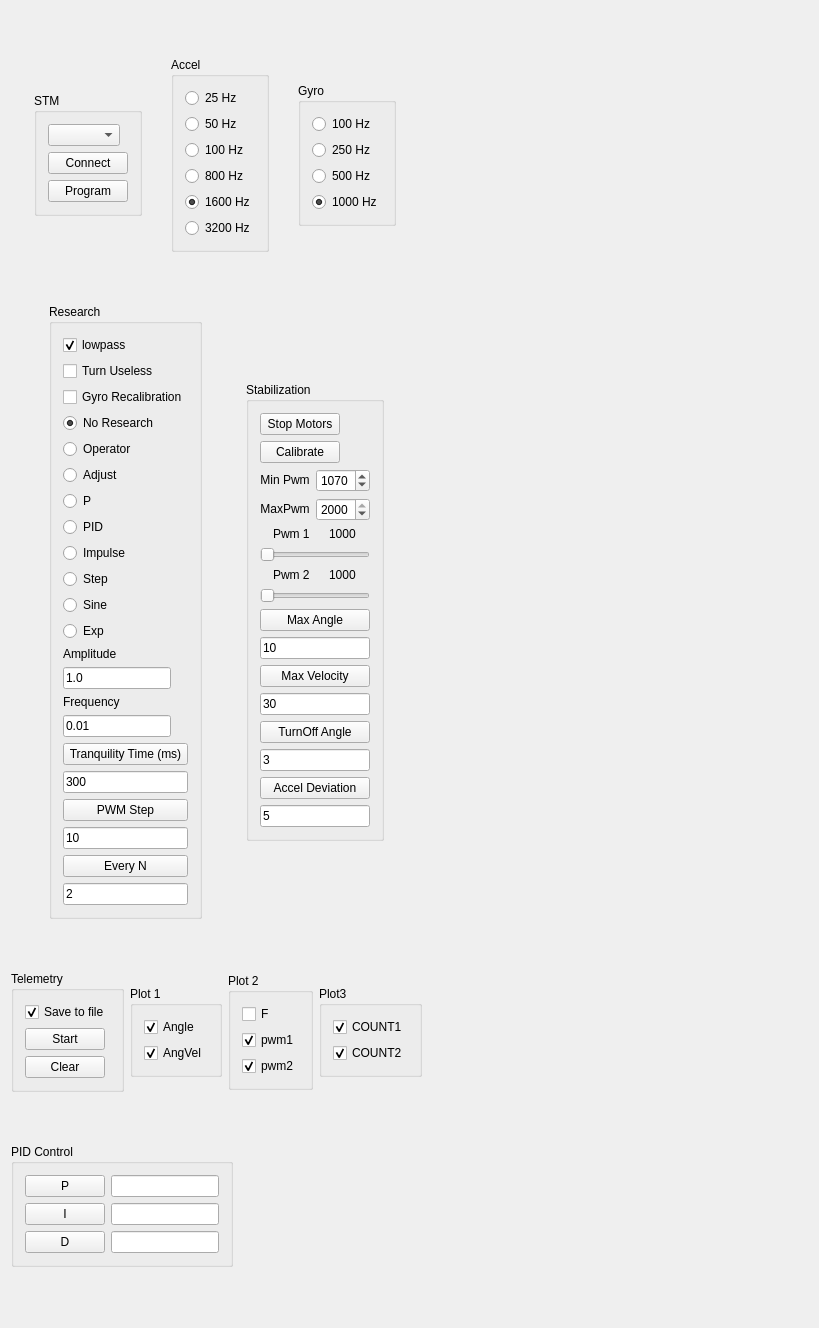
Old version of the form Logger/BoardConsole/BoardConsole/boardconsole.ui in the repository VlagaPalych/Stable.
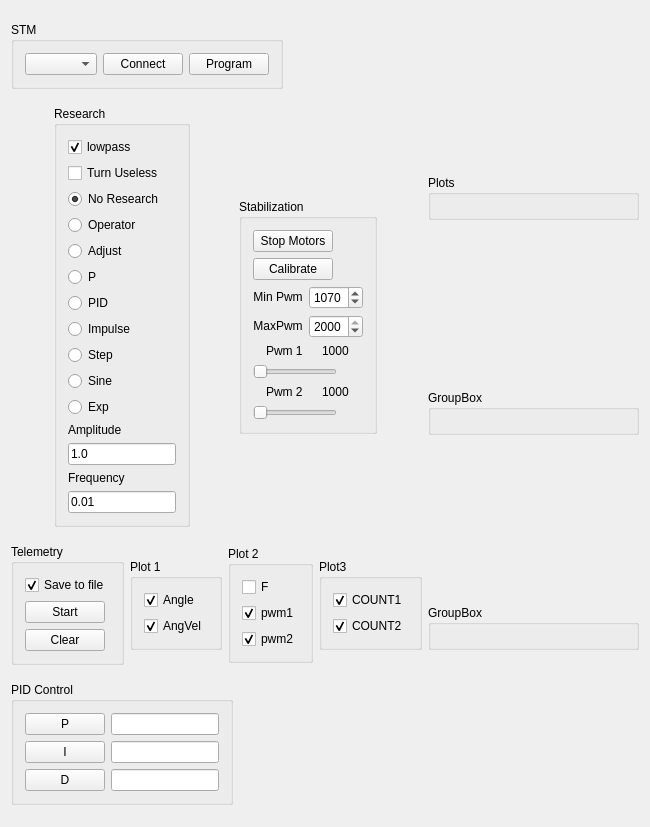
New version of the form. Custom widgets are drawn as their Qt base class.

```diff
--- a/Logger/BoardConsole/BoardConsole/boardconsole.ui
+++ b/Logger/BoardConsole/BoardConsole/boardconsole.ui
@@ -6,185 +6,69 @@
    <rect>
     <x>0</x>
     <y>0</y>
-    <width>819</width>
-    <height>1328</height>
+    <width>650</width>
+    <height>827</height>
    </rect>
   </property>
   <property name="windowTitle">
    <string>BoardConsole</string>
   </property>
-  <layout class="QHBoxLayout" name="horizontalLayout_3">
+  <layout class="QHBoxLayout" name="horizontalLayout_6">
    <item>
     <layout class="QVBoxLayout" name="verticalLayout_12">
      <item>
-      <layout class="QHBoxLayout" name="horizontalLayout">
-       <item>
-        <widget class="QGroupBox" name="connectGroupBox">
-         <property name="sizePolicy">
-          <sizepolicy hsizetype="Fixed" vsizetype="Fixed">
-           <horstretch>0</horstretch>
-           <verstretch>0</verstretch>
-          </sizepolicy>
-         </property>
-         <property name="title">
-          <string>STM</string>
-         </property>
-         <layout class="QVBoxLayout" name="verticalLayout">
-          <item>
-           <widget class="QComboBox" name="serialComboBox">
-            <property name="sizePolicy">
-             <sizepolicy hsizetype="Fixed" vsizetype="Fixed">
-              <horstretch>0</horstretch>
-              <verstretch>0</verstretch>
-             </sizepolicy>
-            </property>
-           </widget>
-          </item>
-          <item>
-           <widget class="QPushButton" name="connectButton">
-            <property name="sizePolicy">
-             <sizepolicy hsizetype="Fixed" vsizetype="Fixed">
-              <horstretch>0</horstretch>
-              <verstretch>0</verstretch>
-             </sizepolicy>
-            </property>
-            <property name="text">
-             <string>Connect</string>
-            </property>
-           </widget>
-          </item>
-          <item>
-           <widget class="QPushButton" name="programButton">
-            <property name="text">
-             <string>Program</string>
-            </property>
-           </widget>
-          </item>
-         </layout>
-        </widget>
-       </item>
-       <item>
-        <widget class="QGroupBox" name="accelgroupBox">
-         <property name="sizePolicy">
-          <sizepolicy hsizetype="Fixed" vsizetype="Fixed">
-           <horstretch>0</horstretch>
-           <verstretch>0</verstretch>
-          </sizepolicy>
-         </property>
-         <property name="title">
-          <string>Accel</string>
-         </property>
-         <layout class="QVBoxLayout" name="verticalLayout_6">
-          <item>
-           <widget class="QRadioButton" name="HZ25RadioButton">
-            <property name="text">
-             <string>25 Hz</string>
-            </property>
-           </widget>
-          </item>
-          <item>
-           <widget class="QRadioButton" name="HZ50RadioButton">
-            <property name="text">
-             <string>50 Hz</string>
-            </property>
-           </widget>
-          </item>
-          <item>
-           <widget class="QRadioButton" name="HZ100RadioButton">
-            <property name="text">
-             <string>100 Hz</string>
-            </property>
-            <property name="checked">
-             <bool>false</bool>
-            </property>
-           </widget>
-          </item>
-          <item>
-           <widget class="QRadioButton" name="HZ800RadioButton">
-            <property name="text">
-             <string>800 Hz</string>
-            </property>
-            <property name="checked">
-             <bool>false</bool>
-            </property>
-           </widget>
-          </item>
-          <item>
-           <widget class="QRadioButton" name="HZ1600RadioButton">
-            <property name="text">
-             <string>1600 Hz</string>
-            </property>
-            <property name="checked">
-             <bool>true</bool>
-            </property>
-           </widget>
-          </item>
-          <item>
-           <widget class="QRadioButton" name="HZ3200RadioButton">
-            <property name="text">
-             <string>3200 Hz</string>
-            </property>
-           </widget>
-          </item>
-         </layout>
-        </widget>
-       </item>
-       <item>
-        <widget class="QGroupBox" name="groupBox_4">
-         <property name="sizePolicy">
-          <sizepolicy hsizetype="Fixed" vsizetype="Fixed">
-           <horstretch>0</horstretch>
-           <verstretch>0</verstretch>
-          </sizepolicy>
-         </property>
-         <property name="title">
-          <string>Gyro</string>
-         </property>
-         <layout class="QVBoxLayout" name="verticalLayout_10">
-          <item>
-           <widget class="QRadioButton" name="gyroHZ100RadioButton">
-            <property name="text">
-             <string>100 Hz</string>
-            </property>
-            <property name="checked">
-             <bool>false</bool>
-            </property>
-           </widget>
-          </item>
-          <item>
-           <widget class="QRadioButton" name="gyroHZ250RadioButton">
-            <property name="text">
-             <string>250 Hz</string>
-            </property>
-           </widget>
-          </item>
-          <item>
-           <widget class="QRadioButton" name="gyroHZ500RadioButton">
-            <property name="text">
-             <string>500 Hz</string>
-            </property>
-            <property name="checked">
-             <bool>false</bool>
-            </property>
-           </widget>
-          </item>
-          <item>
-           <widget class="QRadioButton" name="gyroHZ1000RadioButton">
-            <property name="text">
-             <string>1000 Hz</string>
-            </property>
-            <property name="checked">
-             <bool>true</bool>
-            </property>
-           </widget>
-          </item>
-         </layout>
-        </widget>
-       </item>
-      </layout>
+      <widget class="QGroupBox" name="connectGroupBox">
+       <property name="sizePolicy">
+        <sizepolicy hsizetype="Fixed" vsizetype="Fixed">
+         <horstretch>0</horstretch>
+         <verstretch>0</verstretch>
+        </sizepolicy>
+       </property>
+       <property name="title">
+        <string>STM</string>
+       </property>
+       <layout class="QHBoxLayout" name="horizontalLayout">
+        <item>
+         <widget class="QComboBox" name="serialComboBox">
+          <property name="sizePolicy">
+           <sizepolicy hsizetype="Fixed" vsizetype="Fixed">
+            <horstretch>0</horstretch>
+            <verstretch>0</verstretch>
+           </sizepolicy>
+          </property>
+         </widget>
+        </item>
+        <item>
+         <widget class="QPushButton" name="connectButton">
+          <property name="sizePolicy">
+           <sizepolicy hsizetype="Fixed" vsizetype="Fixed">
+            <horstretch>0</horstretch>
+            <verstretch>0</verstretch>
+           </sizepolicy>
+          </property>
+          <property name="text">
+           <string>Connect</string>
+          </property>
+         </widget>
+        </item>
+        <item>
+         <widget class="QPushButton" name="programButton">
+          <property name="sizePolicy">
+           <sizepolicy hsizetype="Fixed" vsizetype="Fixed">
+            <horstretch>0</horstretch>
+            <verstretch>0</verstretch>
+           </sizepolicy>
+          </property>
+          <property name="text">
+           <string>Program</string>
+          </property>
+         </widget>
+        </item>
+       </layout>
+      </widget>
      </item>
      <item>
-      <layout class="QHBoxLayout" name="horizontalLayout_6">
+      <layout class="QHBoxLayout" name="horizontalLayout_3">
        <item>
         <widget class="QGroupBox" name="researchGroupBox">
          <property name="sizePolicy">
@@ -199,6 +83,12 @@
          <layout class="QVBoxLayout" name="verticalLayout_4">
           <item>
            <widget class="QCheckBox" name="lowpassFilterCheckBox">
+            <property name="sizePolicy">
+             <sizepolicy hsizetype="Fixed" vsizetype="Fixed">
+              <horstretch>0</horstretch>
+              <verstretch>0</verstretch>
+             </sizepolicy>
+            </property>
             <property name="text">
              <string>lowpass</string>
             </property>
@@ -209,20 +99,25 @@
           </item>
           <item>
            <widget class="QCheckBox" name="turnUselessCheckBox">
+            <property name="sizePolicy">
+             <sizepolicy hsizetype="Fixed" vsizetype="Fixed">
+              <horstretch>0</horstretch>
+              <verstretch>0</verstretch>
+             </sizepolicy>
+            </property>
             <property name="text">
              <string>Turn Useless</string>
             </property>
            </widget>
           </item>
-          <item>
-           <widget class="QCheckBox" name="gyroRecalibrationCheckBox">
-            <property name="text">
-             <string>Gyro Recalibration</string>
-            </property>
-           </widget>
-          </item>
           <item>
            <widget class="QRadioButton" name="noResearchRadioButton">
+            <property name="sizePolicy">
+             <sizepolicy hsizetype="Fixed" vsizetype="Fixed">
+              <horstretch>0</horstretch>
+              <verstretch>0</verstretch>
+             </sizepolicy>
+            </property>
             <property name="text">
              <string>No Research</string>
             </property>
@@ -233,6 +128,12 @@
           </item>
           <item>
            <widget class="QRadioButton" name="operatorRadioButton">
+            <property name="sizePolicy">
+             <sizepolicy hsizetype="Fixed" vsizetype="Fixed">
+              <horstretch>0</horstretch>
+              <verstretch>0</verstretch>
+             </sizepolicy>
+            </property>
             <property name="text">
              <string>Operator</string>
             </property>
@@ -240,6 +141,12 @@
           </item>
           <item>
            <widget class="QRadioButton" name="adjustRadioButton">
+            <property name="sizePolicy">
+             <sizepolicy hsizetype="Fixed" vsizetype="Fixed">
+              <horstretch>0</horstretch>
+              <verstretch>0</verstretch>
+             </sizepolicy>
+            </property>
             <property name="text">
              <string>Adjust</string>
             </property>
@@ -247,6 +154,12 @@
           </item>
           <item>
            <widget class="QRadioButton" name="simpleRadioButton">
+            <property name="sizePolicy">
+             <sizepolicy hsizetype="Fixed" vsizetype="Fixed">
+              <horstretch>0</horstretch>
+              <verstretch>0</verstretch>
+             </sizepolicy>
+            </property>
             <property name="text">
              <string>P</string>
             </property>
@@ -254,6 +167,12 @@
           </item>
           <item>
            <widget class="QRadioButton" name="pidRadioButton">
+            <property name="sizePolicy">
+             <sizepolicy hsizetype="Fixed" vsizetype="Fixed">
+              <horstretch>0</horstretch>
+              <verstretch>0</verstretch>
+             </sizepolicy>
+            </property>
             <property name="text">
              <string>PID</string>
             </property>
@@ -261,6 +180,12 @@
           </item>
           <item>
            <widget class="QRadioButton" name="impulseRadioButton">
+            <property name="sizePolicy">
+             <sizepolicy hsizetype="Fixed" vsizetype="Fixed">
+              <horstretch>0</horstretch>
+              <verstretch>0</verstretch>
+             </sizepolicy>
+            </property>
             <property name="text">
              <string>Impulse</string>
             </property>
@@ -268,6 +193,12 @@
           </item>
           <item>
            <widget class="QRadioButton" name="stepRadioButton">
+            <property name="sizePolicy">
+             <sizepolicy hsizetype="Fixed" vsizetype="Fixed">
+              <horstretch>0</horstretch>
+              <verstretch>0</verstretch>
+             </sizepolicy>
+            </property>
             <property name="text">
              <string>Step</string>
             </property>
@@ -275,6 +206,12 @@
           </item>
           <item>
            <widget class="QRadioButton" name="sineRadioButton">
+            <property name="sizePolicy">
+             <sizepolicy hsizetype="Fixed" vsizetype="Fixed">
+              <horstretch>0</horstretch>
+              <verstretch>0</verstretch>
+             </sizepolicy>
+            </property>
             <property name="text">
              <string>Sine</string>
             </property>
@@ -282,6 +219,12 @@
           </item>
           <item>
            <widget class="QRadioButton" name="expRadioButton">
+            <property name="sizePolicy">
+             <sizepolicy hsizetype="Fixed" vsizetype="Fixed">
+              <horstretch>0</horstretch>
+              <verstretch>0</verstretch>
+             </sizepolicy>
+            </property>
             <property name="text">
              <string>Exp</string>
             </property>
@@ -339,48 +282,6 @@
             </property>
            </widget>
           </item>
-          <item>
-           <widget class="QPushButton" name="tranquilityButton">
-            <property name="text">
-             <string>Tranquility Time (ms)</string>
-            </property>
-           </widget>
-          </item>
-          <item>
-           <widget class="QLineEdit" name="tranquilityLineEdit">
-            <property name="text">
-             <string>300</string>
-            </property>
-           </widget>
-          </item>
-          <item>
-           <widget class="QPushButton" name="pwmStepButton">
-            <property name="text">
-             <string>PWM Step</string>
-            </property>
-           </widget>
-          </item>
-          <item>
-           <widget class="QLineEdit" name="pwmStepLineEdit">
-            <property name="text">
-             <string>10</string>
-            </property>
-           </widget>
-          </item>
-          <item>
-           <widget class="QPushButton" name="everyNButton">
-            <property name="text">
-             <string>Every N</string>
-            </property>
-           </widget>
-          </item>
-          <item>
-           <widget class="QLineEdit" name="everyNLineEdit">
-            <property name="text">
-             <string>2</string>
-            </property>
-           </widget>
-          </item>
          </layout>
         </widget>
        </item>
@@ -532,6 +433,12 @@
           </item>
           <item>
            <widget class="QSlider" name="pwm1Slider">
+            <property name="sizePolicy">
+             <sizepolicy hsizetype="Fixed" vsizetype="Fixed">
+              <horstretch>0</horstretch>
+              <verstretch>0</verstretch>
+             </sizepolicy>
+            </property>
             <property name="minimum">
              <number>1000</number>
             </property>
@@ -575,6 +482,12 @@
           </item>
           <item>
            <widget class="QSlider" name="pwm2Slider">
+            <property name="sizePolicy">
+             <sizepolicy hsizetype="Fixed" vsizetype="Fixed">
+              <horstretch>0</horstretch>
+              <verstretch>0</verstretch>
+             </sizepolicy>
+            </property>
             <property name="minimum">
              <number>1000</number>
             </property>
@@ -586,62 +499,6 @@
             </property>
            </widget>
           </item>
-          <item>
-           <widget class="QPushButton" name="maxAngleButton">
-            <property name="text">
-             <string>Max Angle</string>
-            </property>
-           </widget>
-          </item>
-          <item>
-           <widget class="QLineEdit" name="maxAngleLineEdit">
-            <property name="text">
-             <string>10</string>
-            </property>
-           </widget>
-          </item>
-          <item>
-           <widget class="QPushButton" name="maxVelButton">
-            <property name="text">
-             <string>Max Velocity</string>
-            </property>
-           </widget>
-          </item>
-          <item>
-           <widget class="QLineEdit" name="maxVelLineEdit">
-            <property name="text">
-             <string>30</string>
-            </property>
-           </widget>
-          </item>
-          <item>
-           <widget class="QPushButton" name="turnoffAngleButton">
-            <property name="text">
-             <string>TurnOff Angle</string>
-            </property>
-           </widget>
-          </item>
-          <item>
-           <widget class="QLineEdit" name="turnoffAngleLineEdit">
-            <property name="text">
-             <string>3</string>
-            </property>
-           </widget>
-          </item>
-          <item>
-           <widget class="QPushButton" name="accelDeviationButton">
-            <property name="text">
-             <string>Accel Deviation</string>
-            </property>
-           </widget>
-          </item>
-          <item>
-           <widget class="QLineEdit" name="accelDeviationLineEdit">
-            <property name="text">
-             <string>5</string>
-            </property>
-           </widget>
-          </item>
          </layout>
         </widget>
        </item>
@@ -736,6 +593,12 @@
           </item>
           <item>
            <widget class="QCheckBox" name="angVelCheckBox">
+            <property name="sizePolicy">
+             <sizepolicy hsizetype="Fixed" vsizetype="Fixed">
+              <horstretch>0</horstretch>
+              <verstretch>0</verstretch>
+             </sizepolicy>
+            </property>
             <property name="text">
              <string>AngVel</string>
             </property>
@@ -958,15 +821,81 @@
     </layout>
    </item>
    <item>
-    <layout class="QVBoxLayout" name="verticalLayout_9">
+    <layout class="QVBoxLayout" name="verticalLayout_10">
      <item>
-      <widget class="QwtPlot" name="plot1"/>
+      <widget class="QGroupBox" name="groupBox_4">
+       <property name="sizePolicy">
+        <sizepolicy hsizetype="Minimum" vsizetype="Fixed">
+         <horstretch>0</horstretch>
+         <verstretch>0</verstretch>
+        </sizepolicy>
+       </property>
+       <property name="title">
+        <string>Plots</string>
+       </property>
+       <layout class="QHBoxLayout" name="horizontalLayout_12">
+        <item>
+         <widget class="QwtPlot" name="plot1">
+          <property name="sizePolicy">
+           <sizepolicy hsizetype="MinimumExpanding" vsizetype="Fixed">
+            <horstretch>0</horstretch>
+            <verstretch>0</verstretch>
+           </sizepolicy>
+          </property>
+         </widget>
+        </item>
+       </layout>
+      </widget>
      </item>
      <item>
-      <widget class="QwtPlot" name="plot2"/>
+      <widget class="QGroupBox" name="groupBox_6">
+       <property name="sizePolicy">
+        <sizepolicy hsizetype="Minimum" vsizetype="Fixed">
+         <horstretch>0</horstretch>
+         <verstretch>0</verstretch>
+        </sizepolicy>
+       </property>
+       <property name="title">
+        <string>GroupBox</string>
+       </property>
+       <layout class="QHBoxLayout" name="horizontalLayout_13">
+        <item>
+         <widget class="QwtPlot" name="plot3">
+          <property name="sizePolicy">
+           <sizepolicy hsizetype="MinimumExpanding" vsizetype="Fixed">
+            <horstretch>0</horstretch>
+            <verstretch>0</verstretch>
+           </sizepolicy>
+          </property>
+         </widget>
+        </item>
+       </layout>
+      </widget>
      </item>
      <item>
-      <widget class="QwtPlot" name="plot3"/>
+      <widget class="QGroupBox" name="groupBox_7">
+       <property name="sizePolicy">
+        <sizepolicy hsizetype="Minimum" vsizetype="Fixed">
+         <horstretch>0</horstretch>
+         <verstretch>0</verstretch>
+        </sizepolicy>
+       </property>
+       <property name="title">
+        <string>GroupBox</string>
+       </property>
+       <layout class="QHBoxLayout" name="horizontalLayout_14">
+        <item>
+         <widget class="QwtPlot" name="plot2">
+          <property name="sizePolicy">
+           <sizepolicy hsizetype="MinimumExpanding" vsizetype="Fixed">
+            <horstretch>0</horstretch>
+            <verstretch>0</verstretch>
+           </sizepolicy>
+          </property>
+         </widget>
+        </item>
+       </layout>
+      </widget>
      </item>
     </layout>
    </item>
```
